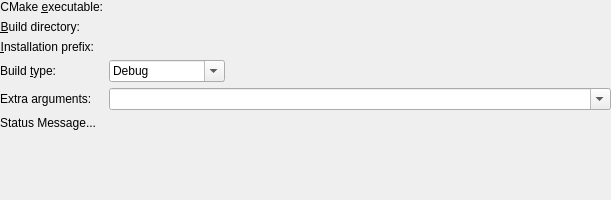
The window that projectmanagers/cmake/cmakebuilddirchooser.ui (KDE/kdevelop) describes before a commit, drawn with Qt 5.
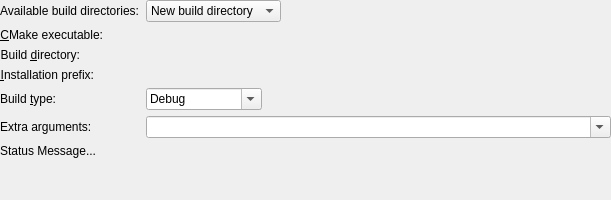
The same window after the commit. Custom widgets are drawn as their Qt base class.

Commit message:
Allow to choose already created build directories when forcing to adopt one
So far we used to force the creation of a new one, which doesn't make sense
just because the current build directory is broken

What changed in the file:
```diff
--- a/projectmanagers/cmake/cmakebuilddirchooser.ui
+++ b/projectmanagers/cmake/cmakebuilddirchooser.ui
@@ -20,13 +20,22 @@
    <property name="fieldGrowthPolicy">
     <enum>QFormLayout::ExpandingFieldsGrow</enum>
    </property>
-   <property name="margin">
+   <property name="leftMargin">
     <number>0</number>
    </property>
-   <item row="0" column="0">
+   <property name="topMargin">
+    <number>0</number>
+   </property>
+   <property name="rightMargin">
+    <number>0</number>
+   </property>
+   <property name="bottomMargin">
+    <number>0</number>
+   </property>
+   <item row="2" column="0">
     <widget class="QLabel" name="label_5">
      <property name="text">
-      <string>CMake &amp;executable:</string>
+      <string>&amp;CMake executable:</string>
      </property>
      <property name="alignment">
       <set>Qt::AlignRight|Qt::AlignTrailing|Qt::AlignVCenter</set>
@@ -36,7 +45,7 @@
      </property>
     </widget>
    </item>
-   <item row="0" column="1">
+   <item row="2" column="1">
     <widget class="KUrlRequester" name="cmakeExecutable">
      <property name="sizePolicy">
       <sizepolicy hsizetype="Expanding" vsizetype="Preferred">
@@ -46,10 +55,10 @@
      </property>
     </widget>
    </item>
-   <item row="1" column="0">
+   <item row="3" column="0">
     <widget class="QLabel" name="label_3">
      <property name="text">
-      <string>&amp;Build directory:</string>
+      <string>Build &amp;directory:</string>
      </property>
      <property name="alignment">
       <set>Qt::AlignRight|Qt::AlignTrailing|Qt::AlignVCenter</set>
@@ -59,10 +68,10 @@
      </property>
     </widget>
    </item>
-   <item row="1" column="1">
+   <item row="3" column="1">
     <widget class="KUrlRequester" name="buildFolder"/>
    </item>
-   <item row="2" column="0">
+   <item row="4" column="0">
     <widget class="QLabel" name="label">
      <property name="text">
       <string>&amp;Installation prefix:</string>
@@ -75,7 +84,7 @@
      </property>
     </widget>
    </item>
-   <item row="2" column="1">
+   <item row="4" column="1">
     <widget class="KUrlRequester" name="installPrefix">
      <property name="sizePolicy">
       <sizepolicy hsizetype="Expanding" vsizetype="Preferred">
@@ -85,7 +94,7 @@
      </property>
     </widget>
    </item>
-   <item row="3" column="0">
+   <item row="5" column="0">
     <widget class="QLabel" name="label_2">
      <property name="text">
       <string>Build &amp;type:</string>
@@ -98,7 +107,7 @@
      </property>
     </widget>
    </item>
-   <item row="3" column="1">
+   <item row="5" column="1">
     <widget class="QComboBox" name="buildType">
      <property name="editable">
       <bool>true</bool>
@@ -128,7 +137,7 @@
      </item>
     </widget>
    </item>
-   <item row="5" column="0" colspan="2">
+   <item row="7" column="0" colspan="2">
     <widget class="QLabel" name="status">
      <property name="text">
       <string notr="true">Status Message...</string>
@@ -138,7 +147,7 @@
      </property>
     </widget>
    </item>
-   <item row="4" column="1">
+   <item row="6" column="1">
     <widget class="KComboBox" name="extraArguments">
      <property name="sizePolicy">
       <sizepolicy hsizetype="Expanding" vsizetype="Fixed">
@@ -151,26 +160,42 @@
      </property>
     </widget>
    </item>
-   <item row="4" column="0">
+   <item row="6" column="0">
     <widget class="QLabel" name="label_4">
      <property name="text">
       <string>Extra arguments:</string>
      </property>
     </widget>
    </item>
+   <item row="0" column="1">
+    <widget class="QComboBox" name="availableBuildDirs">
+     <item>
+      <property name="text">
+       <string>New build directory</string>
+      </property>
+     </item>
+    </widget>
+   </item>
+   <item row="0" column="0">
+    <widget class="QLabel" name="availableLabel">
+     <property name="text">
+      <string>Available build directories:</string>
+     </property>
+    </widget>
+   </item>
   </layout>
  </widget>
  <customwidgets>
-  <customwidget>
-   <class>KUrlRequester</class>
-   <extends>QWidget</extends>
-   <header>kurlrequester.h</header>
-  </customwidget>
   <customwidget>
    <class>KComboBox</class>
    <extends>QComboBox</extends>
    <header>kcombobox.h</header>
   </customwidget>
+  <customwidget>
+   <class>KUrlRequester</class>
+   <extends>QWidget</extends>
+   <header>kurlrequester.h</header>
+  </customwidget>
  </customwidgets>
  <resources/>
  <connections/>
```
The commit also changes 5 other files.
